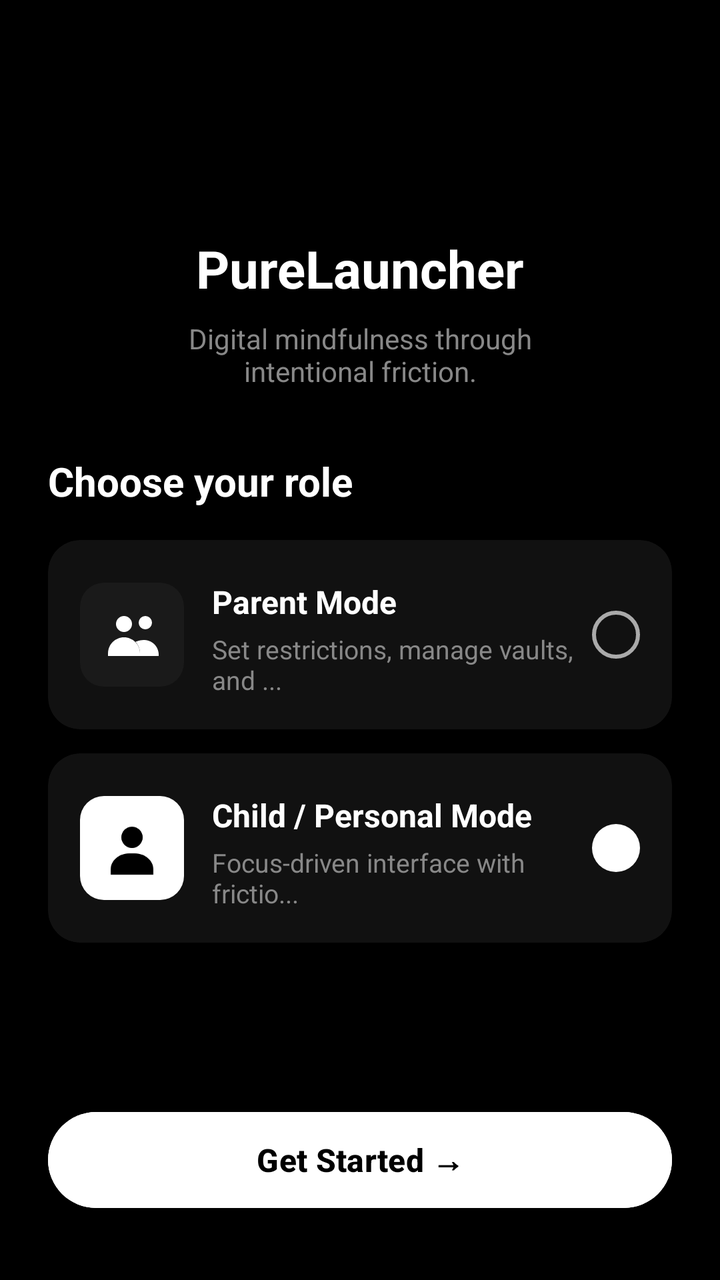
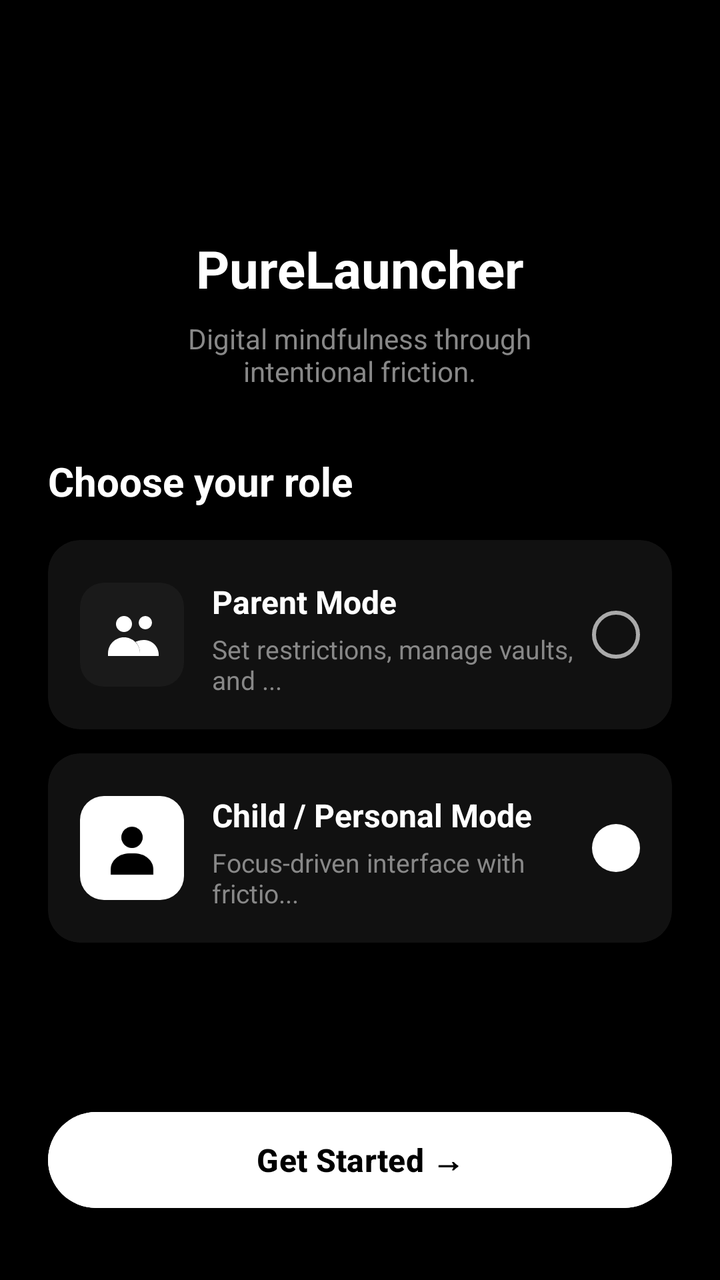

Two renders of the same Android screen: before a commit and after it. Below are the layout's source before the change and the commit's diff.
<!-- AndroidManifest.xml: application theme Theme.PureLauncher -->
<!-- res/layout/activity_onboarding.xml -->
<?xml version="1.0" encoding="utf-8"?>
<androidx.constraintlayout.widget.ConstraintLayout
    xmlns:android="http://schemas.android.com/apk/res/android"
    xmlns:app="http://schemas.android.com/apk/res-auto"
    xmlns:tools="http://schemas.android.com/tools"
    android:id="@+id/main"
    android:layout_width="match_parent"
    android:layout_height="match_parent"
    android:background="@color/bg_primary"
    android:padding="24dp">

    <TextView
        android:id="@+id/tvAppName"
        android:layout_width="wrap_content"
        android:layout_height="wrap_content"
        android:text="PureLauncher"
        android:textColor="@color/text_primary"
        android:textSize="26sp"
        android:textStyle="bold"
        app:layout_constraintTop_toTopOf="parent"
        app:layout_constraintBottom_toTopOf="@id/tvTagline"
        app:layout_constraintStart_toStartOf="parent"
        app:layout_constraintEnd_toEndOf="parent"
        android:layout_marginTop="12dp"
        app:layout_constraintVertical_chainStyle="packed" />

    
    <TextView
        android:id="@+id/tvTagline"
        android:layout_width="240dp"
        android:layout_height="wrap_content"
        android:text="Digital mindfulness through intentional friction."
        android:textColor="@color/text_secondary"
        android:textSize="14sp"
        android:gravity="center"
        app:layout_constraintTop_toBottomOf="@id/tvAppName"
        app:layout_constraintBottom_toTopOf="@id/tvChooseRole"
        app:layout_constraintStart_toStartOf="parent"
        app:layout_constraintEnd_toEndOf="parent"
        android:layout_marginTop="8dp" />

    
    <TextView
        android:id="@+id/tvChooseRole"
        android:layout_width="wrap_content"
        android:layout_height="wrap_content"
        android:text="Choose your role"
        android:textColor="@color/text_primary"
        android:textSize="20sp"
        android:textStyle="bold"
        app:layout_constraintTop_toBottomOf="@id/tvTagline"
        app:layout_constraintBottom_toTopOf="@id/cardParentMode"
        app:layout_constraintStart_toStartOf="parent"
        android:layout_marginTop="32dp" />

    
    <androidx.cardview.widget.CardView
        android:id="@+id/cardParentMode"
        android:layout_width="0dp"
        android:layout_height="wrap_content"
        app:cardBackgroundColor="@color/bg_card"
        app:cardCornerRadius="16dp"
        app:cardElevation="0dp"
        android:layout_marginTop="16dp"
        app:layout_constraintTop_toBottomOf="@id/tvChooseRole"
        app:layout_constraintBottom_toTopOf="@id/cardChildMode"
        app:layout_constraintStart_toStartOf="parent"
        app:layout_constraintEnd_toEndOf="parent">

        <androidx.constraintlayout.widget.ConstraintLayout
            android:layout_width="match_parent"
            android:layout_height="wrap_content"
            android:padding="16dp">

            <ImageView
                android:id="@+id/ivParentIcon"
                android:layout_width="52dp"
                android:layout_height="52dp"
                android:background="@drawable/bg_icon_black"
                android:src="@drawable/ic_family"
                android:padding="10dp"
                android:contentDescription="Parent icon"
                app:layout_constraintStart_toStartOf="parent"
                app:layout_constraintTop_toTopOf="parent"
                app:layout_constraintBottom_toBottomOf="parent" />

            <TextView
                android:id="@+id/tvParentTitle"
                android:layout_width="0dp"
                android:layout_height="wrap_content"
                android:text="Parent Mode"
                android:textColor="@color/text_primary"
                android:textSize="16sp"
                android:textStyle="bold"
                app:layout_constraintStart_toEndOf="@id/ivParentIcon"
                app:layout_constraintTop_toTopOf="parent"
                app:layout_constraintEnd_toStartOf="@id/rbParent"
                android:layout_marginStart="14dp"
                android:layout_marginTop="4dp" />

            <TextView
                android:id="@+id/tvParentDesc"
                android:layout_width="0dp"
                android:layout_height="wrap_content"
                android:text="Set restrictions, manage vaults, and ..."
                android:textColor="@color/text_secondary"
                android:textSize="13sp"
                app:layout_constraintStart_toEndOf="@id/ivParentIcon"
                app:layout_constraintTop_toBottomOf="@id/tvParentTitle"
                app:layout_constraintEnd_toStartOf="@id/rbParent"
                android:layout_marginStart="14dp"
                android:layout_marginTop="4dp" />

            <RadioButton
                android:id="@+id/rbParent"
                android:layout_width="24dp"
                android:layout_height="24dp"
                android:button="@null"
                android:background="@drawable/rb_selector"
                app:layout_constraintEnd_toEndOf="parent"
                app:layout_constraintTop_toTopOf="parent"
                app:layout_constraintBottom_toBottomOf="parent" />

        </androidx.constraintlayout.widget.ConstraintLayout>
    </androidx.cardview.widget.CardView>

    
    <androidx.cardview.widget.CardView
        android:id="@+id/cardChildMode"
        android:layout_width="0dp"
        android:layout_height="wrap_content"
        app:cardBackgroundColor="@color/bg_card"
        app:cardCornerRadius="16dp"
        app:cardElevation="0dp"
        android:layout_marginTop="12dp"
        app:layout_constraintTop_toBottomOf="@id/cardParentMode"
        app:layout_constraintBottom_toTopOf="@id/btnGetStarted"
        app:layout_constraintStart_toStartOf="parent"
        app:layout_constraintEnd_toEndOf="parent">

        <androidx.constraintlayout.widget.ConstraintLayout
            android:layout_width="match_parent"
            android:layout_height="wrap_content"
            android:padding="16dp">

            <ImageView
                android:id="@+id/ivChildIcon"
                android:layout_width="52dp"
                android:layout_height="52dp"
                android:background="@drawable/bg_icon_white"
                android:src="@drawable/ic_person"
                android:padding="10dp"
                android:contentDescription="Child icon"
                app:layout_constraintStart_toStartOf="parent"
                app:layout_constraintTop_toTopOf="parent"
                app:layout_constraintBottom_toBottomOf="parent" />

            <TextView
                android:id="@+id/tvChildTitle"
                android:layout_width="0dp"
                android:layout_height="wrap_content"
                android:text="Child / Personal Mode"
                android:textColor="@color/text_primary"
                android:textSize="16sp"
                android:textStyle="bold"
                app:layout_constraintStart_toEndOf="@id/ivChildIcon"
                app:layout_constraintTop_toTopOf="parent"
                app:layout_constraintEnd_toStartOf="@id/rbChild"
                android:layout_marginStart="14dp"
                android:layout_marginTop="4dp" />

            <TextView
                android:id="@+id/tvChildDesc"
                android:layout_width="0dp"
                android:layout_height="wrap_content"
                android:text="Focus-driven interface with frictio..."
                android:textColor="@color/text_secondary"
                android:textSize="13sp"
                app:layout_constraintStart_toEndOf="@id/ivChildIcon"
                app:layout_constraintTop_toBottomOf="@id/tvChildTitle"
                app:layout_constraintEnd_toStartOf="@id/rbChild"
                android:layout_marginStart="14dp"
                android:layout_marginTop="4dp" />

            <RadioButton
                android:id="@+id/rbChild"
                android:layout_width="24dp"
                android:layout_height="24dp"
                android:button="@null"
                android:background="@drawable/rb_selector"
                android:checked="true"
                app:layout_constraintEnd_toEndOf="parent"
                app:layout_constraintTop_toTopOf="parent"
                app:layout_constraintBottom_toBottomOf="parent" />

        </androidx.constraintlayout.widget.ConstraintLayout>
    </androidx.cardview.widget.CardView>

    
    <androidx.cardview.widget.CardView
        android:id="@+id/cardNote"
        android:layout_width="0dp"
        android:layout_height="wrap_content"
        app:cardBackgroundColor="@color/bg_card"
        app:cardCornerRadius="12dp"
        app:cardElevation="0dp"
        android:layout_marginTop="12dp"
        android:visibility="gone"
        app:layout_constraintTop_toBottomOf="@id/cardChildMode"
        app:layout_constraintStart_toStartOf="parent"
        app:layout_constraintEnd_toEndOf="parent">

    </androidx.cardview.widget.CardView>

    
    <Button
        android:id="@+id/btnGetStarted"
        android:layout_width="0dp"
        android:layout_height="56dp"
        android:text="Get Started →"
        android:textColor="@color/text_on_white"
        android:textSize="16sp"
        android:textStyle="bold"
        android:backgroundTint="@color/bg_button"
        android:stateListAnimator="@null"
        app:layout_constraintBottom_toBottomOf="parent"
        app:layout_constraintStart_toStartOf="parent"
        app:layout_constraintEnd_toEndOf="parent"
        android:layout_marginBottom="8dp" />

</androidx.constraintlayout.widget.ConstraintLayout>
<!-- resources referenced by this layout -->
<resources>
  <color name="bg_button">#FFFFFF</color>
  <color name="bg_card">#111111</color>
  <color name="bg_primary">#000000</color>
  <color name="text_on_white">#000000</color>
  <color name="text_primary">#FFFFFF</color>
  <color name="text_secondary">#888888</color>
  <!-- drawable bg_icon_black (drawable) -->
  <?xml version="1.0" encoding="utf-8"?>
  <shape xmlns:android="http://schemas.android.com/apk/res/android" android:shape="rectangle">
      <corners android:radius="12dp" />
      <solid android:color="#1A1A1A" />
  </shape>
  <!-- drawable bg_icon_white (drawable) -->
  <?xml version="1.0" encoding="utf-8"?>
  <shape xmlns:android="http://schemas.android.com/apk/res/android" android:shape="rectangle">
      <corners android:radius="12dp" />
      <solid android:color="#FFFFFF" />
  </shape>
  <!-- drawable ic_person (drawable) -->
  <?xml version="1.0" encoding="utf-8"?>
  <vector xmlns:android="http://schemas.android.com/apk/res/android"
  	android:width="24dp"
  	android:height="24dp"
  	android:viewportWidth="24"
  	android:viewportHeight="24">
  	<path
  		android:fillColor="#FF000000"
  		android:pathData="M12,12A4,4 0 1,0 12,4A4,4 0 0,0 12,12Z" />
  	<path
  		android:fillColor="#FF000000"
  		android:pathData="M4,20C4,16.69 7.13,14 11,14H13C16.87,14 20,16.69 20,20V22H4V20Z" />
  </vector>
  <!-- drawable rb_selector (drawable) -->
  <?xml version="1.0" encoding="utf-8"?>
  <selector xmlns:android="http://schemas.android.com/apk/res/android">
      <item android:state_selected="true" android:drawable="@drawable/rb_checked" />
      <item android:state_checked="true" android:drawable="@drawable/rb_checked" />
      <item android:drawable="@drawable/rb_unchecked" />
  </selector>
  <style name="Theme.PureLauncher" parent="Base.Theme.PureLauncher" />
  <!-- drawable rb_checked (drawable) -->
  <?xml version="1.0" encoding="utf-8"?>
  <shape xmlns:android="http://schemas.android.com/apk/res/android" android:shape="oval">
      <size android:width="20dp" android:height="20dp" />
      <solid android:color="#FFFFFF" />
  </shape>
  <!-- drawable rb_unchecked (drawable) -->
  <?xml version="1.0" encoding="utf-8"?>
  <shape xmlns:android="http://schemas.android.com/apk/res/android" android:shape="oval">
      <size android:width="20dp" android:height="20dp" />
      <solid android:color="#00000000" />
      <stroke android:width="2dp" android:color="#AAAAAA" />
  </shape>
  <style name="Base.Theme.PureLauncher" parent="Theme.Material3.DayNight.NoActionBar">
          
          <item name="android:windowBackground">@android:color/black</item>
          
          <item name="android:windowAnimationStyle">@style/NoWindowAnimation</item>
      </style>
  <style name="NoWindowAnimation">
          <item name="android:activityOpenEnterAnimation">@null</item>
          <item name="android:activityOpenExitAnimation">@null</item>
          <item name="android:activityCloseEnterAnimation">@null</item>
          <item name="android:activityCloseExitAnimation">@null</item>
          <item name="android:taskOpenEnterAnimation">@null</item>
          <item name="android:taskOpenExitAnimation">@null</item>
          <item name="android:taskCloseEnterAnimation">@null</item>
          <item name="android:taskCloseExitAnimation">@null</item>
          <item name="android:taskToFrontEnterAnimation">@null</item>
          <item name="android:taskToFrontExitAnimation">@null</item>
      </style>
  <!-- unchanged entries left out for length: 1 -->
</resources>

<!-- the commit's change to res/layout/activity_onboarding.xml (unified diff, before → after) -->
@@ -9,19 +9,20 @@
     android:background="@color/bg_primary"
     android:padding="24dp">
 
+    
     <TextView
         android:id="@+id/tvAppName"
         android:layout_width="wrap_content"
         android:layout_height="wrap_content"
+        android:layout_marginTop="12dp"
         android:text="PureLauncher"
         android:textColor="@color/text_primary"
         android:textSize="26sp"
         android:textStyle="bold"
+        app:layout_constraintBottom_toTopOf="@id/tvTagline"
+        app:layout_constraintEnd_toEndOf="parent"
+        app:layout_constraintStart_toStartOf="parent"
         app:layout_constraintTop_toTopOf="parent"
-        app:layout_constraintBottom_toTopOf="@id/tvTagline"
-        app:layout_constraintStart_toStartOf="parent"
-        app:layout_constraintEnd_toEndOf="parent"
-        android:layout_marginTop="12dp"
         app:layout_constraintVertical_chainStyle="packed" />
 
     
@@ -29,17 +30,17 @@
         android:id="@+id/tvTagline"
         android:layout_width="240dp"
         android:layout_height="wrap_content"
+        android:layout_marginTop="8dp"
+        android:gravity="center"
         android:text="Digital mindfulness through intentional friction."
         android:textColor="@color/text_secondary"
         android:textSize="14sp"
-        android:gravity="center"
-        app:layout_constraintTop_toBottomOf="@id/tvAppName"
         app:layout_constraintBottom_toTopOf="@id/tvChooseRole"
-        app:layout_constraintStart_toStartOf="parent"
         app:layout_constraintEnd_toEndOf="parent"
-        android:layout_marginTop="8dp" />
-
-    
+        app:layout_constraintHorizontal_bias="0.495"
+        app:layout_constraintStart_toStartOf="parent"
+        app:layout_constraintTop_toBottomOf="@id/tvAppName" />
+
     <TextView
         android:id="@+id/tvChooseRole"
         android:layout_width="wrap_content"
